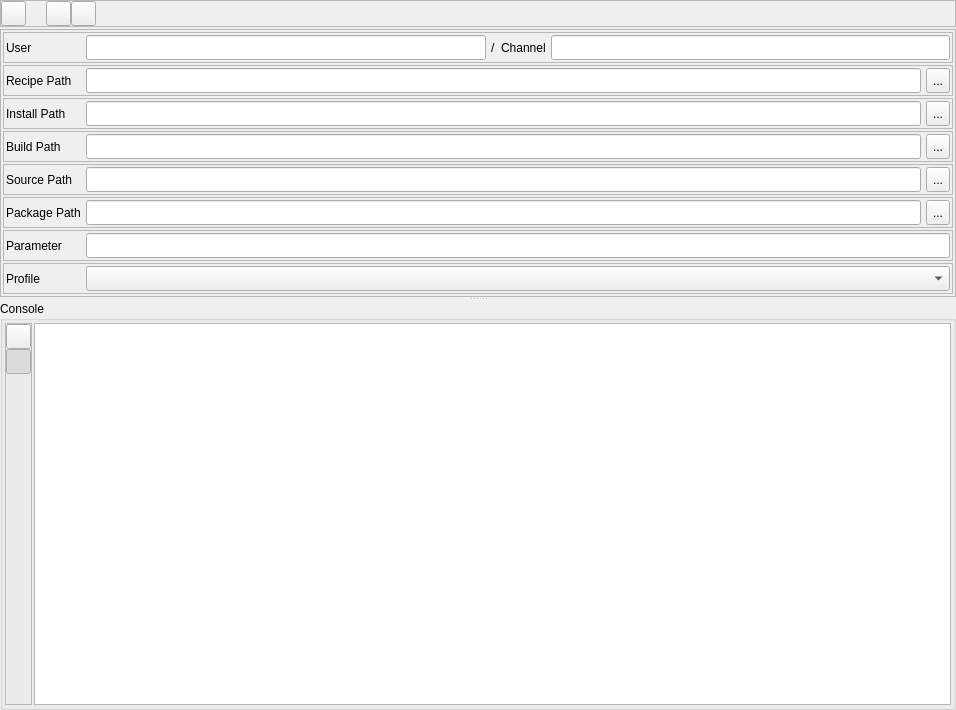
Before: the Qt Designer form resources/ui/widget/tab/workspace/tab_workspace.ui in afri-bit/conan-guide, drawn with Qt 5.
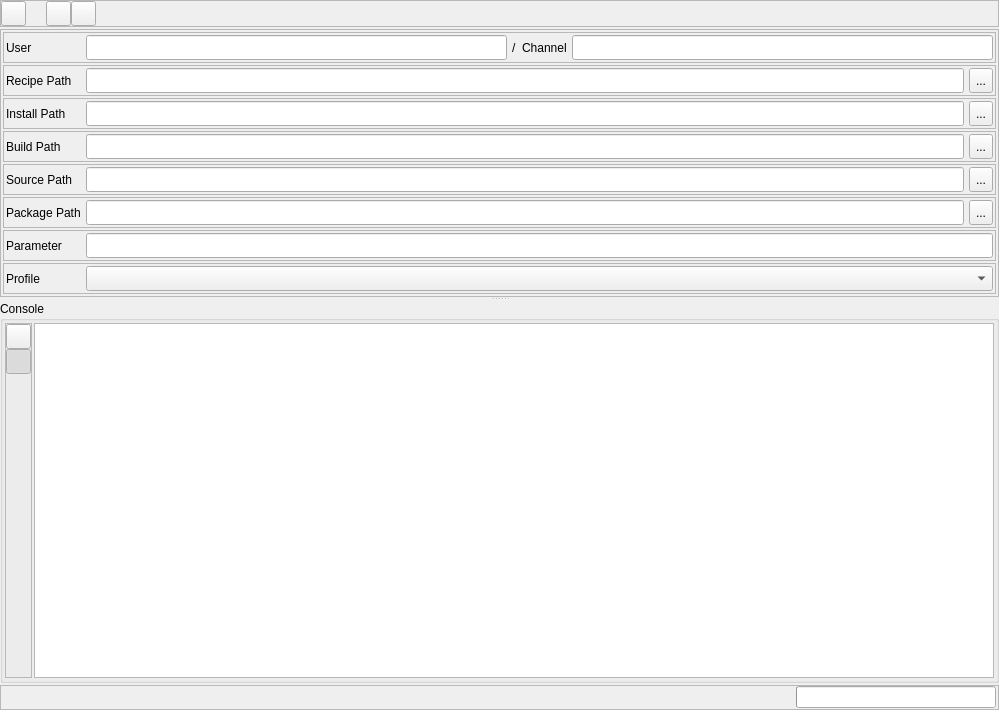
After: the same form once the commit is applied. Icons and pictures are not drawn.

Commit message: Added custom status bar and loading state to the workspace tab

Diff of the .ui file:
```diff
--- a/resources/ui/widget/tab/workspace/tab_workspace.ui
+++ b/resources/ui/widget/tab/workspace/tab_workspace.ui
@@ -6,7 +6,7 @@
    <rect>
     <x>0</x>
     <y>0</y>
-    <width>956</width>
+    <width>999</width>
     <height>710</height>
    </rect>
   </property>
@@ -763,7 +763,7 @@
       <property name="sizePolicy">
        <sizepolicy hsizetype="Preferred" vsizetype="Preferred">
         <horstretch>0</horstretch>
-        <verstretch>2</verstretch>
+        <verstretch>0</verstretch>
        </sizepolicy>
       </property>
       <property name="title">
@@ -894,6 +894,109 @@
      </widget>
     </widget>
    </item>
+   <item>
+    <widget class="QFrame" name="frameStatusBar">
+     <property name="minimumSize">
+      <size>
+       <width>0</width>
+       <height>25</height>
+      </size>
+     </property>
+     <property name="maximumSize">
+      <size>
+       <width>16777215</width>
+       <height>25</height>
+      </size>
+     </property>
+     <property name="frameShape">
+      <enum>QFrame::StyledPanel</enum>
+     </property>
+     <property name="frameShadow">
+      <enum>QFrame::Raised</enum>
+     </property>
+     <layout class="QHBoxLayout" name="horizontalLayout_2">
+      <property name="spacing">
+       <number>2</number>
+      </property>
+      <property name="leftMargin">
+       <number>0</number>
+      </property>
+      <property name="topMargin">
+       <number>0</number>
+      </property>
+      <property name="rightMargin">
+       <number>2</number>
+      </property>
+      <property name="bottomMargin">
+       <number>0</number>
+      </property>
+      <item>
+       <spacer name="horizontalSpacer_3">
+        <property name="orientation">
+         <enum>Qt::Horizontal</enum>
+        </property>
+        <property name="sizeHint" stdset="0">
+         <size>
+          <width>40</width>
+          <height>20</height>
+         </size>
+        </property>
+       </spacer>
+      </item>
+      <item>
+       <widget class="QLabel" name="labelStatusMessage">
+        <property name="text">
+         <string/>
+        </property>
+       </widget>
+      </item>
+      <item>
+       <spacer name="horizontalSpacer_4">
+        <property name="orientation">
+         <enum>Qt::Horizontal</enum>
+        </property>
+        <property name="sizeType">
+         <enum>QSizePolicy::Minimum</enum>
+        </property>
+        <property name="sizeHint" stdset="0">
+         <size>
+          <width>5</width>
+          <height>20</height>
+         </size>
+        </property>
+       </spacer>
+      </item>
+      <item>
+       <widget class="QProgressBar" name="progressBar">
+        <property name="minimumSize">
+         <size>
+          <width>0</width>
+          <height>20</height>
+         </size>
+        </property>
+        <property name="maximumSize">
+         <size>
+          <width>200</width>
+          <height>16777215</height>
+         </size>
+        </property>
+        <property name="contextMenuPolicy">
+         <enum>Qt::DefaultContextMenu</enum>
+        </property>
+        <property name="value">
+         <number>0</number>
+        </property>
+        <property name="textVisible">
+         <bool>false</bool>
+        </property>
+        <property name="invertedAppearance">
+         <bool>false</bool>
+        </property>
+       </widget>
+      </item>
+     </layout>
+    </widget>
+   </item>
   </layout>
  </widget>
  <resources>
```
Left out of the diff: 4 changed lines with no effect on the pictures. The commit also changes 4 other files.
